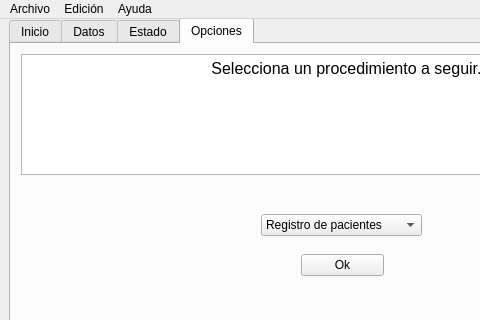
Above: ui/inicio.ui from diegotxegp/hamelin before the change; both pictures show x 0 to 480 and y 0 to 320 of the 704 by 420 pixel window. Below: the same form after it.
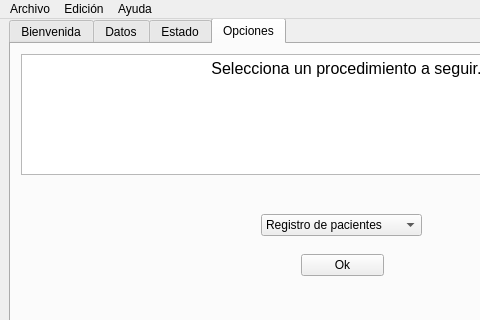
That is the form after the change. The open tabs and pages were chosen to show the change.

Commit message: Unique window with several pages

What changed in the file:
```diff
--- a/ui/inicio.ui
+++ b/ui/inicio.ui
@@ -40,7 +40,7 @@
          <string/>
         </property>
         <attribute name="title">
-         <string>Inicio</string>
+         <string>Bienvenida</string>
         </attribute>
         <widget class="QTextEdit" name="textEdit">
          <property name="geometry">
```
Left out of the diff: 18 changed lines with no effect on the pictures. The commit also changes 6 other files.
